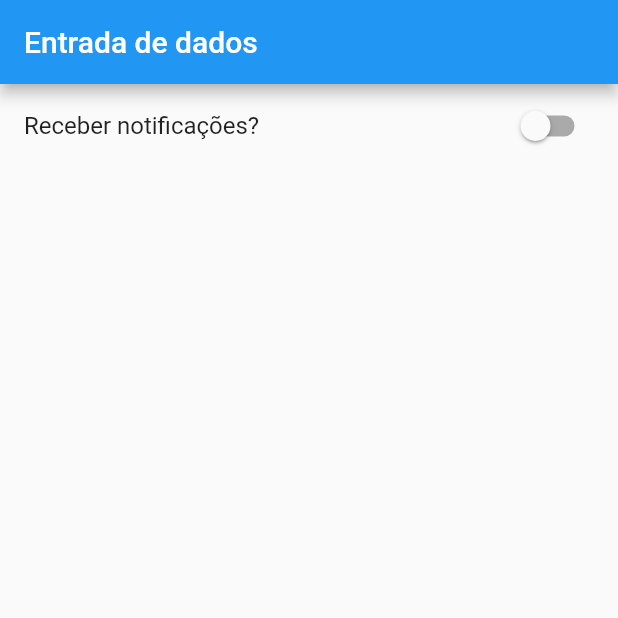
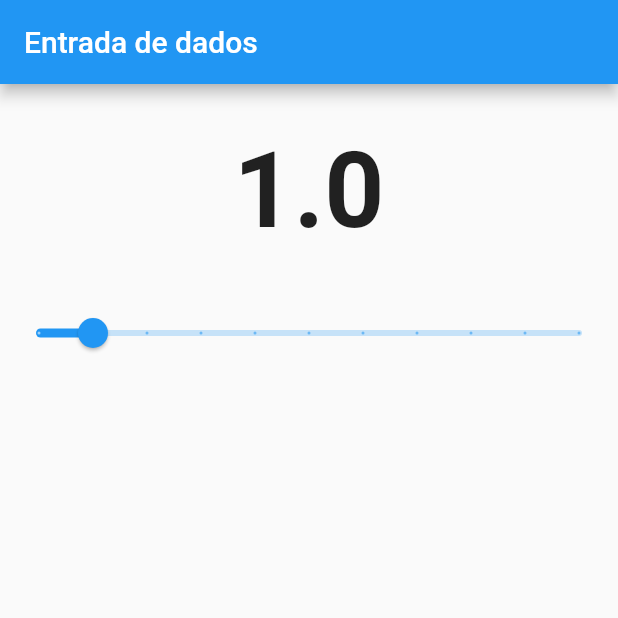
Before and after one commit to luizpaulolppa/flutter-study, a Flutter app: the screen it shows after launch, on a phone screen of 412 x 824 dp, the top half of it. Run offline on Flutter 3.47's test engine with Material 2 defaults, Android fonts, the phone set to English and light mode, and no system bars.

Commit message:
added new slider component

```diff
--- /dev/null
+++ b/entrada_de_dados/lib/EntradaSlider.dart
@@ -0,0 +1,52 @@
+import 'package:flutter/material.dart';
+
+class EntradaSlider extends StatefulWidget {
+  const EntradaSlider({Key? key}) : super(key: key);
+
+  @override
+  _EntradaSliderState createState() => _EntradaSliderState();
+}
+
+class _EntradaSliderState extends State<EntradaSlider> {
+  double _valor = 1;
+
+  @override
+  Widget build(BuildContext context) {
+    return Scaffold(
+      appBar: AppBar(
+        title: Text("Entrada de dados"),
+      ),
+      body: Container(
+        child: Column(
+          children: [
+            Padding(
+              padding: EdgeInsets.only(
+                top: 30,
+                bottom: 30,
+              ),
+              child: Text(
+                _valor.toString(),
+                style: TextStyle(
+                  fontSize: 70,
+                  fontWeight: FontWeight.bold,
+                ),
+              ),
+            ),
+            Slider(
+              value: _valor,
+              min: 0,
+              max: 10,
+              label: "Valor selecionado",
+              divisions: 10,
+              onChanged: (double? newValor) {
+                setState(() {
+                  _valor = newValor!;
+                });
+              },
+            ),
+          ],
+        ),
+      ),
+    );
+  }
+}
--- a/entrada_de_dados/lib/main.dart
+++ b/entrada_de_dados/lib/main.dart
@@ -1,5 +1,6 @@
 import 'package:entrada_de_dados/CampoTexto.dart';
 import 'package:entrada_de_dados/EntradaRadioButton.dart';
+import 'package:entrada_de_dados/EntradaSlider.dart';
 import 'package:entrada_de_dados/EntradaSwitch.dart';
 import 'package:flutter/material.dart';
 
@@ -8,7 +9,7 @@ import 'EntradaCheckbox.dart';
 void main() {
   runApp(
     MaterialApp(
-      home: EntradaSwitch(),
+      home: EntradaSlider(),
     ),
   );
 }
```
